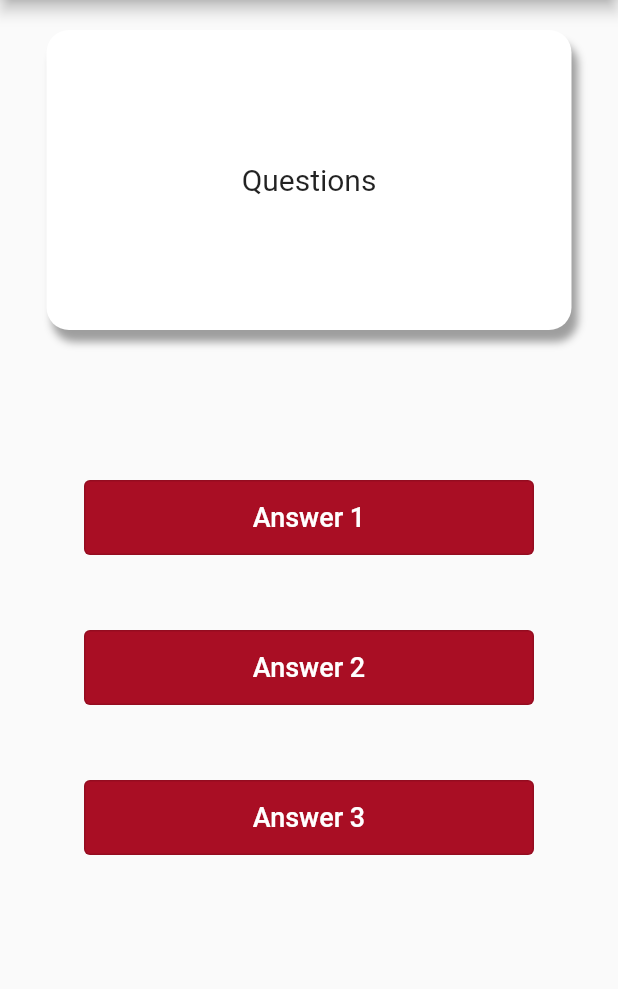
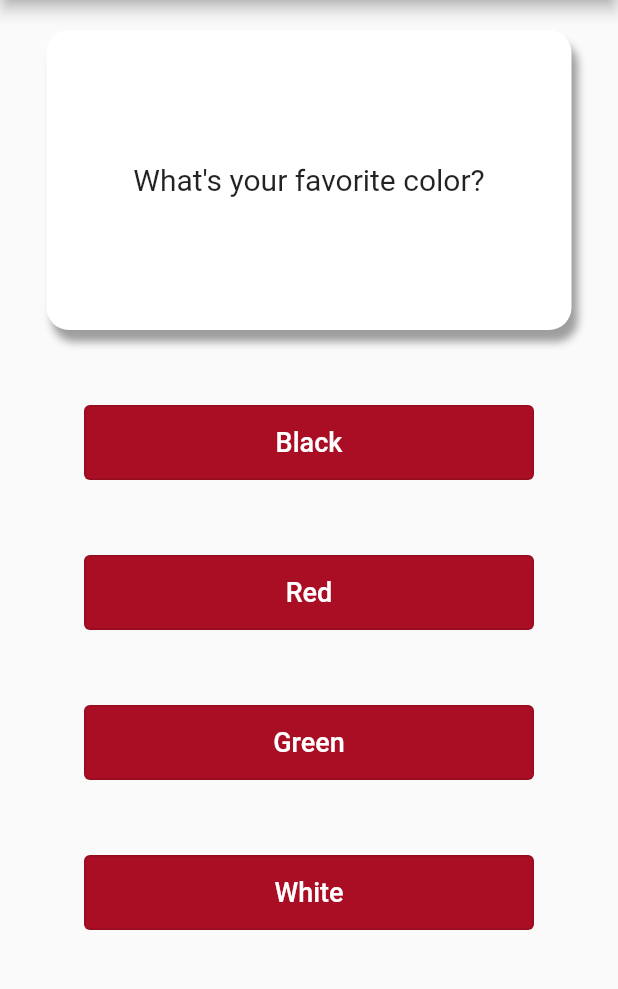
Before and after one commit to Medhat-Assem/quiz_app, a Flutter app: the screen it shows after launch, on a phone screen of 412 x 824 dp, the part 84-1073 px from its top. Run offline on Flutter 3.47's test engine with Material 2 defaults, Android fonts, the phone set to English and light mode, and no system bars.

Commit message:
Finish Demo Quiz App

```diff
--- a/lib/main.dart
+++ b/lib/main.dart
@@ -1,7 +1,6 @@
 import 'package:flutter/material.dart';
-import 'widgets/questions_container.dart';
-import 'widgets/questions.dart';
-import 'widgets/answer_button.dart';
+import './quiz.dart';
+import './result.dart';
 
 main() => runApp(const MyApp());
 
@@ -13,55 +12,69 @@ class MyApp extends StatefulWidget {
 }
 
 class _MyAppState extends State<MyApp> {
-  var questions = ['question_1', 'question_2'];
+  final _questions = const [
+    {
+      'question': 'What\'s your favorite color?',
+      'answers': [
+        {'text': 'Black', 'score': 10},
+        {'text': 'Red', 'score': 5},
+        {'text': 'Green', 'score': 3},
+        {'text': 'White', 'score': 1},
+      ],
+    },
+    {
+      'question': 'What\'s your favorite animal?',
+      'answers': [
+        {'text': 'Rabbit', 'score': 10},
+        {'text': 'Snake', 'score': 5},
+        {'text': 'Elephant', 'score': 3},
+        {'text': 'Lion', 'score': 1},
+      ],
+    },
+    {
+      'question': 'What\'s your favorite instructor?',
+      'answers': [
+        {'text': 'Max', 'score': 1},
+        {'text': 'Max', 'score': 1},
+        {'text': 'Max', 'score': 1},
+        {'text': 'Max', 'score': 1},
+      ],
+    },
+  ];
+
+  int _questionIndex = 0;
+  int _totalScore = 0;
+
+  void _answerQuestion(int score) {
+    if (_questionIndex < _questions.length) {
+      _totalScore += score;
+      setState(() {
+        _questionIndex++;
+      });
+    }
+  }
+
+  void _resetQuiz() {
+    setState(() {
+      _totalScore = 0;
+      _questionIndex = 0;
+    });
+  }
 
   @override
   Widget build(BuildContext context) {
     return MaterialApp(
         home: Scaffold(
-            appBar: AppBar(
-              title: const Text('Quiz Application'),
-              backgroundColor: const Color(0xFFA90E24),
-            ),
-            body: Center(
-              child: Padding(
-                padding: const EdgeInsets.only(
-                  top: 20,
-                ),
-                child: Column(
-                  //mainAxisAlignment: MainAxisAlignment.spaceBetween,
-                  children: <Widget>[
-                    QuestionsContainer(
-                        text: Questions(
-                      text: 'Questions',
-                    )),
-                    Padding(
-                        padding: const EdgeInsets.only(top: 50),
-                        child: Column(
-                          children: [
-                            AnswerButton(
-                              onPress: () {
-                                print('Button Presssed');
-                              },
-                              text: 'Answer 1',
-                            ),
-                            AnswerButton(
-                              onPress: () {
-                                print('Button Presssed');
-                              },
-                              text: 'Answer 2',
-                            ),
-                            AnswerButton(
-                              onPress: () {
-                                print('Button Presssed');
-                              },
-                              text: 'Answer 3',
-                            ),
-                          ],
-                        ))
-                  ],
-                ),
-              ),
-            )));
+      appBar: AppBar(
+        title: const Text('Quiz Application'),
+        backgroundColor: const Color(0xFFA90E24),
+      ),
+      body: _questionIndex < _questions.length
+          ? Quiz(
+              answerQuestion: _answerQuestion,
+              questions: _questions,
+              questionIndex: _questionIndex)
+          : Result(_totalScore, _resetQuiz),
+    ));
   }
 }
--- /dev/null
+++ b/lib/quiz.dart
@@ -0,0 +1,39 @@
+import 'package:flutter/material.dart';
+import './widgets/answer_button.dart';
+import './widgets/questions_container.dart';
+import './widgets/questions.dart';
+
+class Quiz extends StatelessWidget {
+  final List<Map<String, Object>> questions;
+  final int questionIndex;
+  final Function answerQuestion;
+
+  const Quiz(
+      {super.key,
+      required this.questions,
+      required this.questionIndex,
+      required this.answerQuestion});
+
+  @override
+  Widget build(BuildContext context) {
+    return Center(
+        child: Padding(
+            padding: const EdgeInsets.only(
+              top: 20,
+            ),
+            child: Column(
+              children: [
+                QuestionsContainer(
+                    text: Questions(
+                  text: questions[questionIndex]['question'],
+                )),
+                ...(questions[questionIndex]['answers']
+                        as List<Map<String, Object>>)
+                    .map((answer) => AnswerButton(
+                        onPress: () => answerQuestion(answer['score']),
+                        text: answer['text']))
+                    .toList()
+              ],
+            )));
+  }
+}
--- a/lib/widgets/answer_button.dart
+++ b/lib/widgets/answer_button.dart
@@ -1,8 +1,10 @@
 import 'package:flutter/material.dart';
 
+// ignore: must_be_immutable
 class AnswerButton extends StatelessWidget {
   double? width, height, fontSize;
   Function()? onPress;
+  // ignore: prefer_typing_uninitialized_variables
   var text;
   Color? color, backgroundColor;
   AnswerButton(
@@ -10,15 +12,15 @@ class AnswerButton extends StatelessWidget {
       this.width = 300,
       this.height = 50,
       this.fontSize = 18,
-      required this.onPress,
+      this.onPress,
       this.backgroundColor = const Color(0xFFA90E24),
       this.color = Colors.white,
-      required this.text});
+      this.text});
 
   @override
   Widget build(BuildContext context) {
     return Padding(
-        padding: EdgeInsets.only(top: 50),
+        padding: const EdgeInsets.only(top: 50),
         child: SizedBox(
           width: width,
           height: height,
--- a/lib/widgets/questions.dart
+++ b/lib/widgets/questions.dart
@@ -1,6 +1,9 @@
+// ignore_for_file: must_be_immutable
+
 import 'package:flutter/material.dart';
 
 class Questions extends StatelessWidget {
+  // ignore: prefer_typing_uninitialized_variables
   var text;
   Questions({super.key, this.text});
 
--- a/lib/widgets/questions_container.dart
+++ b/lib/widgets/questions_container.dart
@@ -1,6 +1,8 @@
 import 'package:flutter/material.dart';
 
+// ignore: must_be_immutable
 class QuestionsContainer extends StatelessWidget {
+  // ignore: prefer_typing_uninitialized_variables
   var color, shadowColor, text;
   double? width, height, radius, blurRadius, offsetX, offsetY;
   QuestionsContainer(
@@ -31,7 +33,7 @@ class QuestionsContainer extends StatelessWidget {
           ]),
       child: Center(
           child: Padding(
-        padding: EdgeInsets.all(10),
+        padding: const EdgeInsets.all(10),
         child: text,
       )),
     );
```
Also changed, not shown: lib/result.dart (added, +47 -0 lines).
